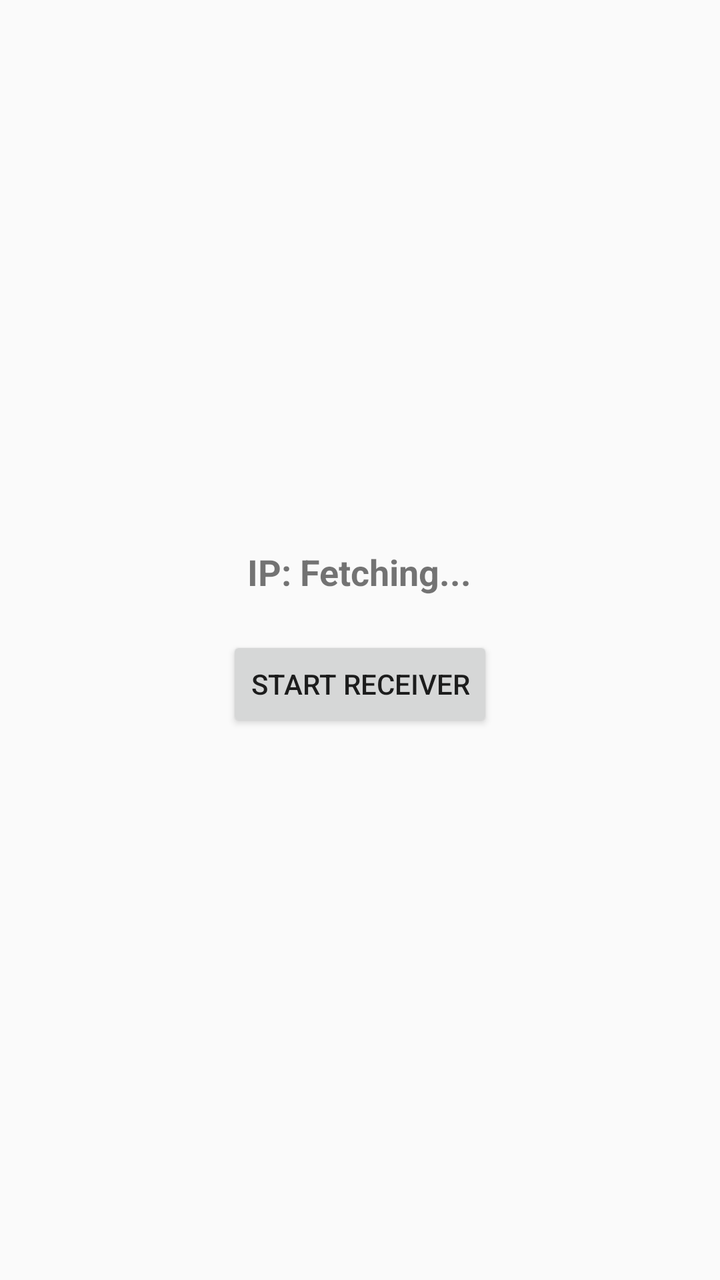
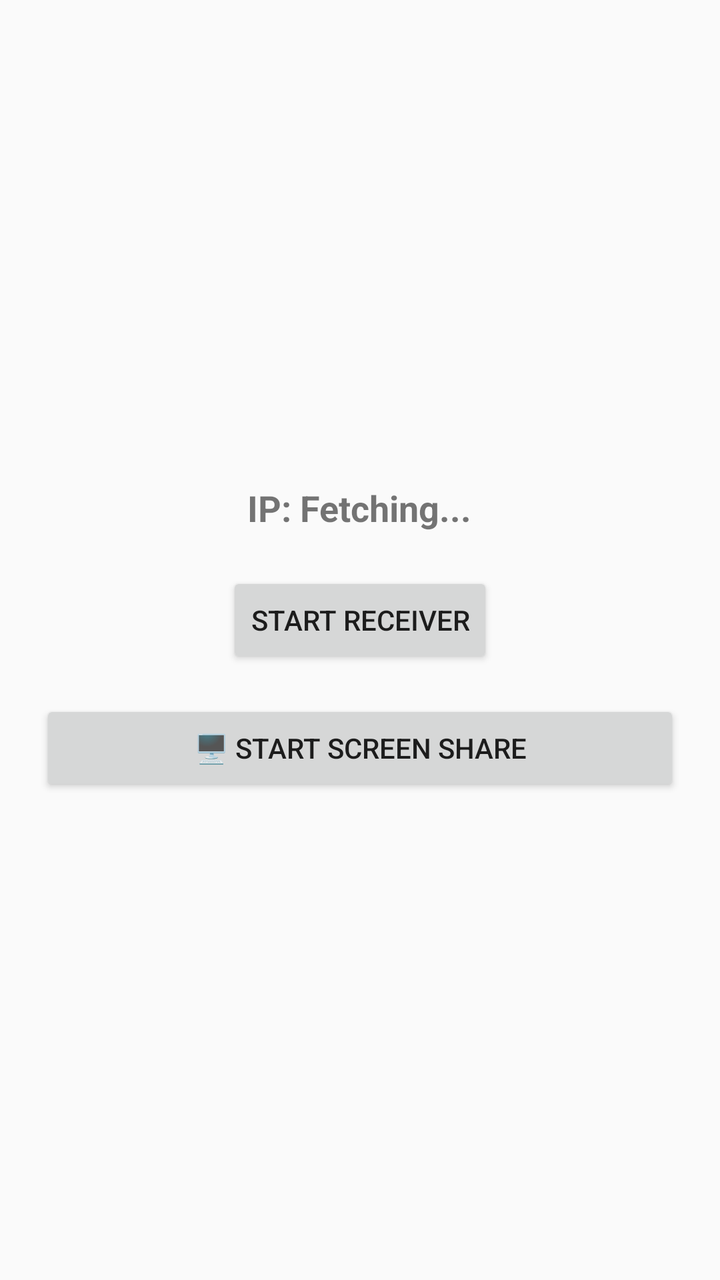

Two renders of the same Android screen: before a commit and after it. Below are the layout's source before the change and the commit's diff.
<!-- AndroidManifest.xml: application theme Theme.AppCompat.Light.DarkActionBar -->
<!-- res/layout/activity_main.xml -->
<?xml version="1.0" encoding="utf-8"?>
<LinearLayout xmlns:android="http://schemas.android.com/apk/res/android"
    android:layout_width="match_parent"
    android:layout_height="match_parent"
    android:orientation="vertical"
    android:gravity="center"
    android:padding="20dp">

    <TextView
        android:id="@+id/tvIp"
        android:layout_width="wrap_content"
        android:layout_height="wrap_content"
        android:text="IP: Fetching..."
        android:textSize="18sp"
        android:textStyle="bold"
        android:layout_marginBottom="20dp"/>

    <Button
        android:id="@+id/btnToggle"
        android:layout_width="wrap_content"
        android:layout_height="wrap_content"
        android:text="Start Receiver" />

</LinearLayout>
<!-- resources referenced by this layout -->
<resources>

</resources>

<!-- the commit's change to res/layout/activity_main.xml (unified diff, before → after) -->
@@ -21,4 +21,12 @@
         android:layout_height="wrap_content"
         android:text="Start Receiver" />
 
+
+    <Button
+        android:id="@+id/btnShare"
+        android:layout_width="match_parent"
+        android:layout_height="wrap_content"
+        android:text="🖥️ START SCREEN SHARE"
+        android:layout_marginTop="16dp"/>
+
 </LinearLayout>
